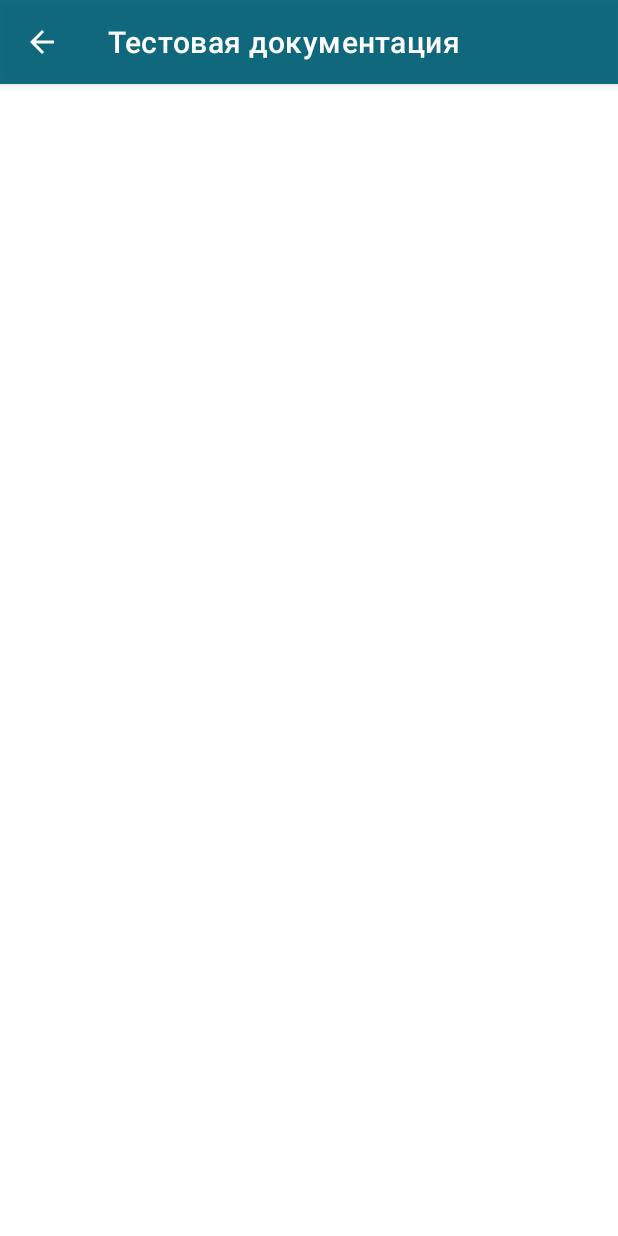
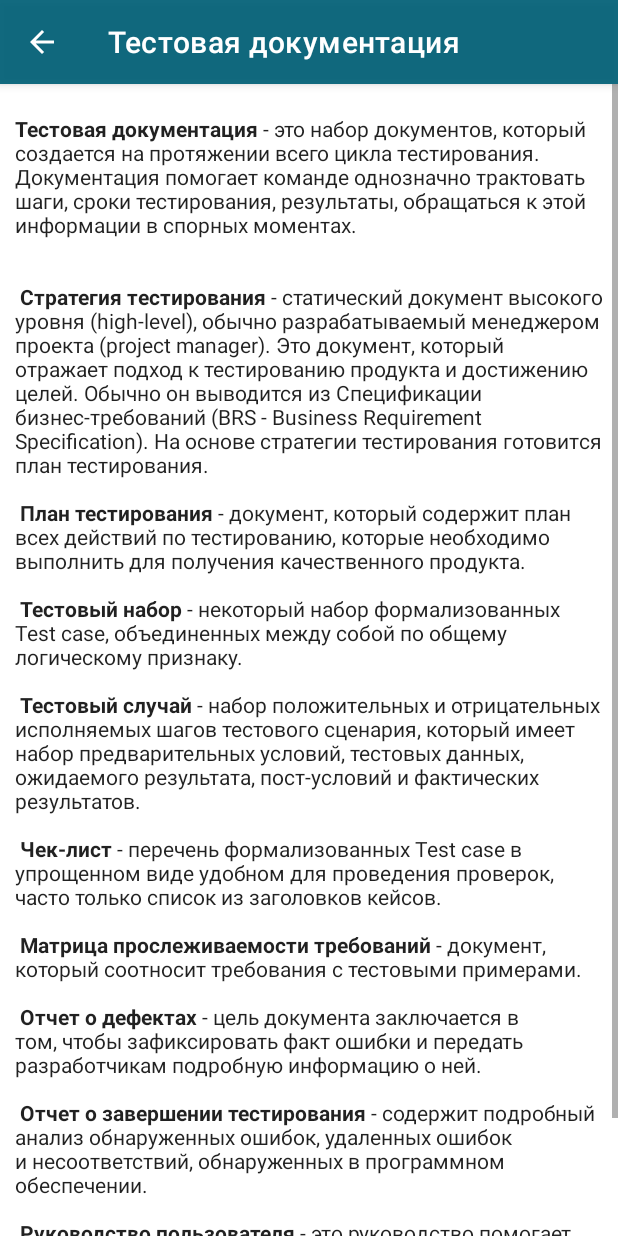
Before and after one commit to rsmvdeellc/qaap, an Android app: the DocumActivity screen opened directly, with no data from a screen before it, on a phone screen of 412 x 824 dp. Run offline under Robolectric (Android 15) with nearby library versions, the phone set to English and light mode, and no system bars.

Commit message:
Added test documentation

```diff
--- a/app/src/main/res/layout/activity_docum.xml
+++ b/app/src/main/res/layout/activity_docum.xml
@@ -1,9 +1,30 @@
 <?xml version="1.0" encoding="utf-8"?>
-<androidx.constraintlayout.widget.ConstraintLayout xmlns:android="http://schemas.android.com/apk/res/android"
+<RelativeLayout xmlns:android="http://schemas.android.com/apk/res/android"
     xmlns:app="http://schemas.android.com/apk/res-auto"
     xmlns:tools="http://schemas.android.com/tools"
     android:layout_width="match_parent"
     android:layout_height="match_parent"
     tools:context=".DocumActivity">
 
-</androidx.constraintlayout.widget.ConstraintLayout>
+    <ScrollView
+        android:layout_width="match_parent"
+        android:layout_height="match_parent">
+
+        <LinearLayout
+            android:layout_width="match_parent"
+            android:layout_height="wrap_content"
+            android:orientation="vertical" >
+
+            <TextView
+                android:id="@+id/textView11"
+                android:layout_width="match_parent"
+                android:layout_height="wrap_content"
+                android:layout_marginLeft="10dp"
+                android:layout_marginTop="20dp"
+                android:layout_marginRight="10dp"
+                android:text="@string/test_documentation"
+                android:textAppearance="@style/TextAppearance.AppCompat.Body1"
+                android:textSize="14sp" />
+        </LinearLayout>
+    </ScrollView>
+</RelativeLayout>
--- a/app/src/main/res/values/strings.xml
+++ b/app/src/main/res/values/strings.xml
@@ -191,5 +191,16 @@
     4. Мнемоника - разнообразные способы запоминания. \n
     5. Сессионное тестирование - ПО тестируется определенное время, и с каждой сессией происходит углубление в продукт все сильнее. \n\n\n
     </string>
+    <string name="test_documentation"><b>Тестовая документация</b> - это набор документов, который создается на протяжении всего цикла тестирования. Документация помогает команде однозначно трактовать шаги, сроки тестирования, результаты, обращаться к этой информации в спорных моментах. \n\n\n
+    <b>Стратегия тестирования</b> - статический документ высокого уровня (high-level), обычно разрабатываемый менеджером проекта (project manager). Это документ, который отражает подход к тестированию продукта и достижению целей. Обычно он выводится из Спецификации бизнес-требований (BRS - Business Requirement Specification). На основе стратегии тестирования готовится план тестирования. \n\n
+    <b>План тестирования</b> - документ, который содержит план всех действий по тестированию, которые необходимо выполнить для получения качественного продукта. \n\n
+    <b>Тестовый набор</b> - некоторый набор формализованных Test case, объединенных между собой по общему логическому признаку. \n\n
+    <b>Тестовый случай</b> - набор положительных и отрицательных исполняемых шагов тестового сценария, который имеет набор предварительных условий, тестовых данных, ожидаемого результата, пост-условий и фактических результатов. \n\n
+    <b>Чек-лист</b> - перечень формализованных Test case в упрощенном виде удобном для проведения проверок, часто только список из заголовков кейсов. \n\n
+    <b>Матрица прослеживаемости требований</b> - документ, который соотносит требования с тестовыми примерами. \n\n
+    <b>Отчет о дефектах</b> - цель документа заключается в том, чтобы зафиксировать факт ошибки и передать разработчикам подробную информацию о ней. \n\n
+    <b>Отчет о завершении тестирования</b> - содержит подробный анализ обнаруженных ошибок, удаленных ошибок и несоответствий, обнаруженных в программном обеспечении. \n\n
+    <b>Руководство пользователя</b> - это руководство помогает конечному пользователю понять как пользоваться продуктом. \n\n\n
+    </string>
 
 </resources>
```
Also changed, not shown: app/src/main/java/ru/victordee/mydemo/MainActivity.java (line endings or trailing spaces), app/src/main/res/layout/activity_requar.xml (line endings or trailing spaces).
